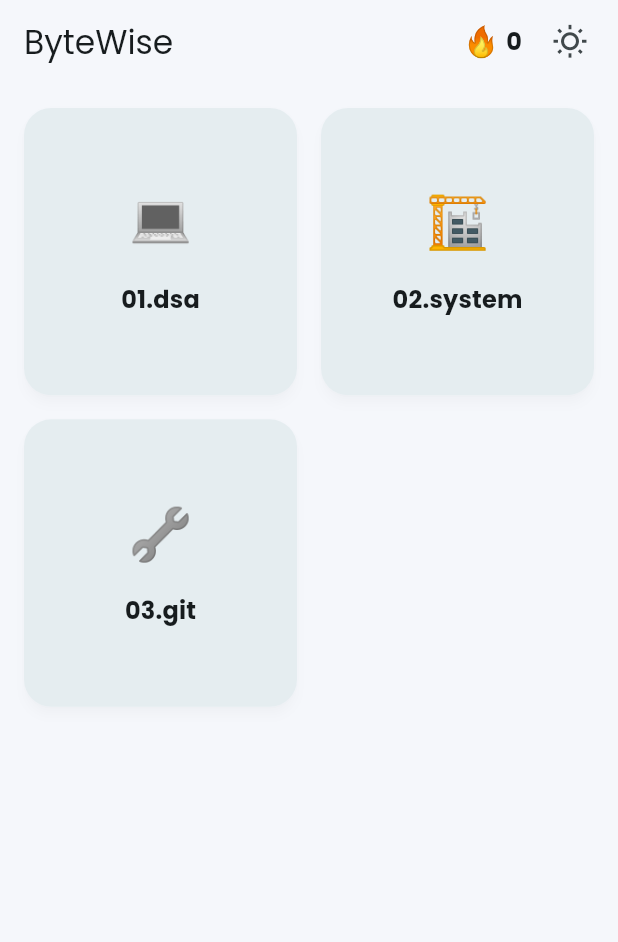
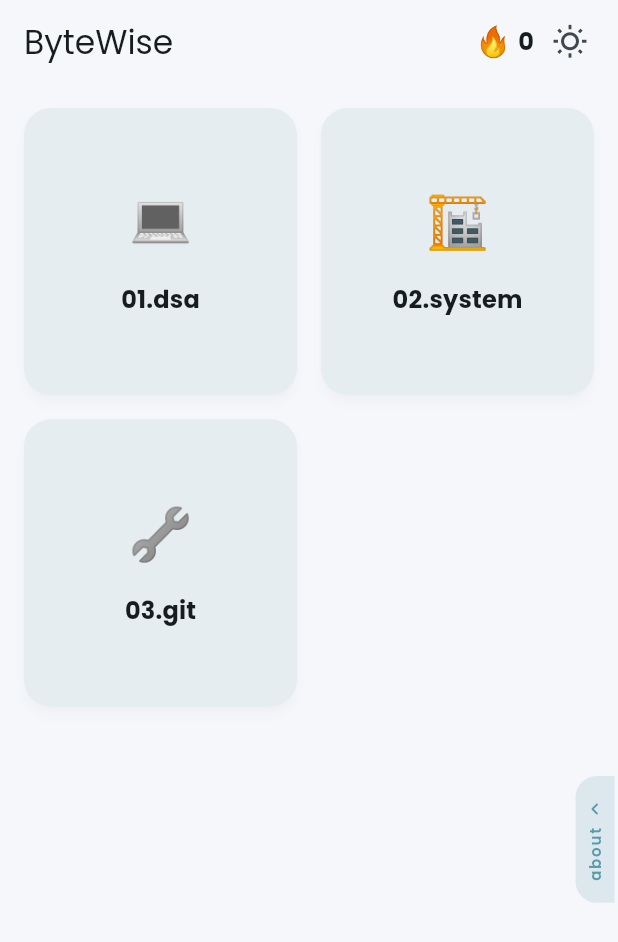
Before and after one commit to csy20/bytewise, a Flutter app: the screen it shows after launch, on a phone screen of 412 x 824 dp. Shown: the top 942 px of the screen. Run offline on Flutter 3.47's test engine with Material 3 defaults, Android fonts, the phone set to English and light mode, and no system bars; our stand-ins replace connectivity_plus, flutter_highlight, flutter_markdown, flutter_riverpod, font_awesome_flutter, go_router and 3 more; missing offline and left inert: in_app_update, markdown.

Commit message:
about section

```diff
--- a/lib/screens/home_screen.dart
+++ b/lib/screens/home_screen.dart
@@ -6,6 +6,7 @@ import '../widgets/theme_toggle_button.dart';
 import '../widgets/update_wrapper.dart';
 import '../widgets/streak_counter_widget.dart';
 import '../services/streak_service.dart';
+import 'about_screen.dart';
 
 /// Global StreakService instance
 final streakServiceProvider = Provider<StreakService>((ref) => StreakService());
@@ -17,14 +18,36 @@ class HomeScreen extends ConsumerStatefulWidget {
   ConsumerState<HomeScreen> createState() => _HomeScreenState();
 }
 
-class _HomeScreenState extends ConsumerState<HomeScreen> {
+class _HomeScreenState extends ConsumerState<HomeScreen>
+    with SingleTickerProviderStateMixin {
   late StreakService _streakService;
+  late AnimationController _chevronController;
+  late Animation<double> _chevronAnimation;
 
   @override
   void initState() {
     super.initState();
     _streakService = ref.read(streakServiceProvider);
     _initStreak();
+
+    // Gentle pulsing animation for the edge chevron
+    _chevronController = AnimationController(
+      vsync: this,
+      duration: const Duration(milliseconds: 1400),
+    )..repeat(reverse: true);
+
+    _chevronAnimation = Tween<double>(begin: 0, end: -6).animate(
+      CurvedAnimation(
+        parent: _chevronController,
+        curve: Curves.easeInOut,
+      ),
+    );
+  }
+
+  @override
+  void dispose() {
+    _chevronController.dispose();
+    super.dispose();
   }
 
   Future<void> _initStreak() async {
@@ -36,9 +59,42 @@ class _HomeScreenState extends ConsumerState<HomeScreen> {
     setState(() {});
   }
 
+  /// Opens AboutScreen with a smooth slide-from-right transition
+  void _openAbout() {
+    Navigator.push(
+      context,
+      PageRouteBuilder(
+        transitionDuration: const Duration(milliseconds: 400),
+        reverseTransitionDuration: const Duration(milliseconds: 350),
+        pageBuilder: (context, animation, secondaryAnimation) =>
+            const AboutScreen(),
+        transitionsBuilder: (context, animation, secondaryAnimation, child) {
+          final curvedAnimation = CurvedAnimation(
+            parent: animation,
+            curve: Curves.easeOutQuart,
+          );
+
+          final offsetTween = Tween<Offset>(
+            begin: const Offset(0.3, 0.0),
+            end: Offset.zero,
+          );
+
+          return FadeTransition(
+            opacity: curvedAnimation,
+            child: SlideTransition(
+              position: offsetTween.animate(curvedAnimation),
+              child: child,
+            ),
+          );
+        },
+      ),
+    );
+  }
+
   @override
   Widget build(BuildContext context) {
     final coursesAsync = ref.watch(courseListProvider);
+    final colorScheme = Theme.of(context).colorScheme;
 
     return UpdateWrapper(
       child: Scaffold(
@@ -50,12 +106,21 @@ class _HomeScreenState extends ConsumerState<HomeScreen> {
               streakService: _streakService,
               onStreakUpdated: _onStreakUpdated,
             ),
-            const SizedBox(width: 8),
             const ThemeToggleButton(),
             const SizedBox(width: 8),
           ],
         ),
-        body: coursesAsync.when(
+        body: Stack(
+          children: [
+            // Main content with swipe gesture
+            GestureDetector(
+              onHorizontalDragEnd: (details) {
+                if (details.primaryVelocity != null &&
+                    details.primaryVelocity! < -300) {
+                  _openAbout();
+                }
+              },
+              child: coursesAsync.when(
                 data: (courses) {
                   if (courses.isEmpty) {
                     return const Center(
@@ -64,17 +129,17 @@ class _HomeScreenState extends ConsumerState<HomeScreen> {
                   }
                   return LayoutBuilder(
                     builder: (context, constraints) {
-                // Responsive column count based on width
-                int crossAxisCount = 2; // default for phones
+                      int crossAxisCount = 2;
                       if (constraints.maxWidth >= 900) {
-                  crossAxisCount = 4; // large tablets
+                        crossAxisCount = 4;
                       } else if (constraints.maxWidth >= 600) {
-                  crossAxisCount = 3; // small tablets
+                        crossAxisCount = 3;
                       }
 
                       return GridView.builder(
                         padding: const EdgeInsets.all(16),
-                  gridDelegate: SliverGridDelegateWithFixedCrossAxisCount(
+                        gridDelegate:
+                            SliverGridDelegateWithFixedCrossAxisCount(
                           crossAxisCount: crossAxisCount,
                           crossAxisSpacing: 16,
                           mainAxisSpacing: 16,
@@ -109,6 +174,67 @@ class _HomeScreenState extends ConsumerState<HomeScreen> {
                 ),
               ),
             ),
+
+            // Right-edge "about" tab indicator
+            Positioned(
+              right: 0,
+              top: 0,
+              bottom: 0,
+              child: GestureDetector(
+                onTap: _openAbout,
+                child: Align(
+                  alignment: const Alignment(0, 0.35),
+                  child: AnimatedBuilder(
+                    animation: _chevronAnimation,
+                    builder: (context, child) {
+                      return Transform.translate(
+                        offset: Offset(_chevronAnimation.value, 0),
+                        child: child,
+                      );
+                    },
+                    child: Container(
+                      padding: const EdgeInsets.symmetric(
+                        vertical: 14,
+                        horizontal: 5,
+                      ),
+                      decoration: BoxDecoration(
+                        color: colorScheme.primary.withOpacity(0.1),
+                        borderRadius: const BorderRadius.only(
+                          topLeft: Radius.circular(14),
+                          bottomLeft: Radius.circular(14),
+                        ),
+                      ),
+                      child: Column(
+                        mainAxisSize: MainAxisSize.min,
+                        children: [
+                          Icon(
+                            Icons.chevron_left_rounded,
+                            size: 16,
+                            color: colorScheme.primary.withOpacity(0.6),
+                          ),
+                          const SizedBox(height: 4),
+                          RotatedBox(
+                            quarterTurns: 3,
+                            child: Text(
+                              'about',
+                              style: TextStyle(
+                                fontSize: 10,
+                                fontWeight: FontWeight.w600,
+                                color: colorScheme.primary.withOpacity(0.6),
+                                letterSpacing: 1.2,
+                              ),
+                            ),
+                          ),
+                        ],
+                      ),
+                    ),
+                  ),
+                ),
+              ),
+            ),
+          ],
+        ),
+      ),
     );
   }
 }
--- a/pubspec.yaml
+++ b/pubspec.yaml
@@ -16,7 +16,7 @@ publish_to: 'none' # Remove this line if you wish to publish to pub.dev
 # https://developer.apple.com/library/archive/documentation/General/Reference/InfoPlistKeyReference/Articles/CoreFoundationKeys.html
 # In Windows, build-name is used as the major, minor, and patch parts
 # of the product and file versions while build-number is used as the build suffix.
-version: 1.0.8+9
+version: 1.0.10+11
 
 environment:
   sdk: ^3.5.2
@@ -45,6 +45,7 @@ dependencies:
   connectivity_plus: ^6.1.1
   in_app_review: ^2.0.9
   url_launcher: 6.2.1
+  font_awesome_flutter: ^10.12.0
 
 dev_dependencies:
   flutter_test:
```
Also changed, not shown: lib/screens/about_screen.dart (added, +330 -0 lines), lib/screens/lesson_screen.dart (+12 -1 lines), pubspec.lock. Lines whose indentation alone changed are shown as unchanged.
